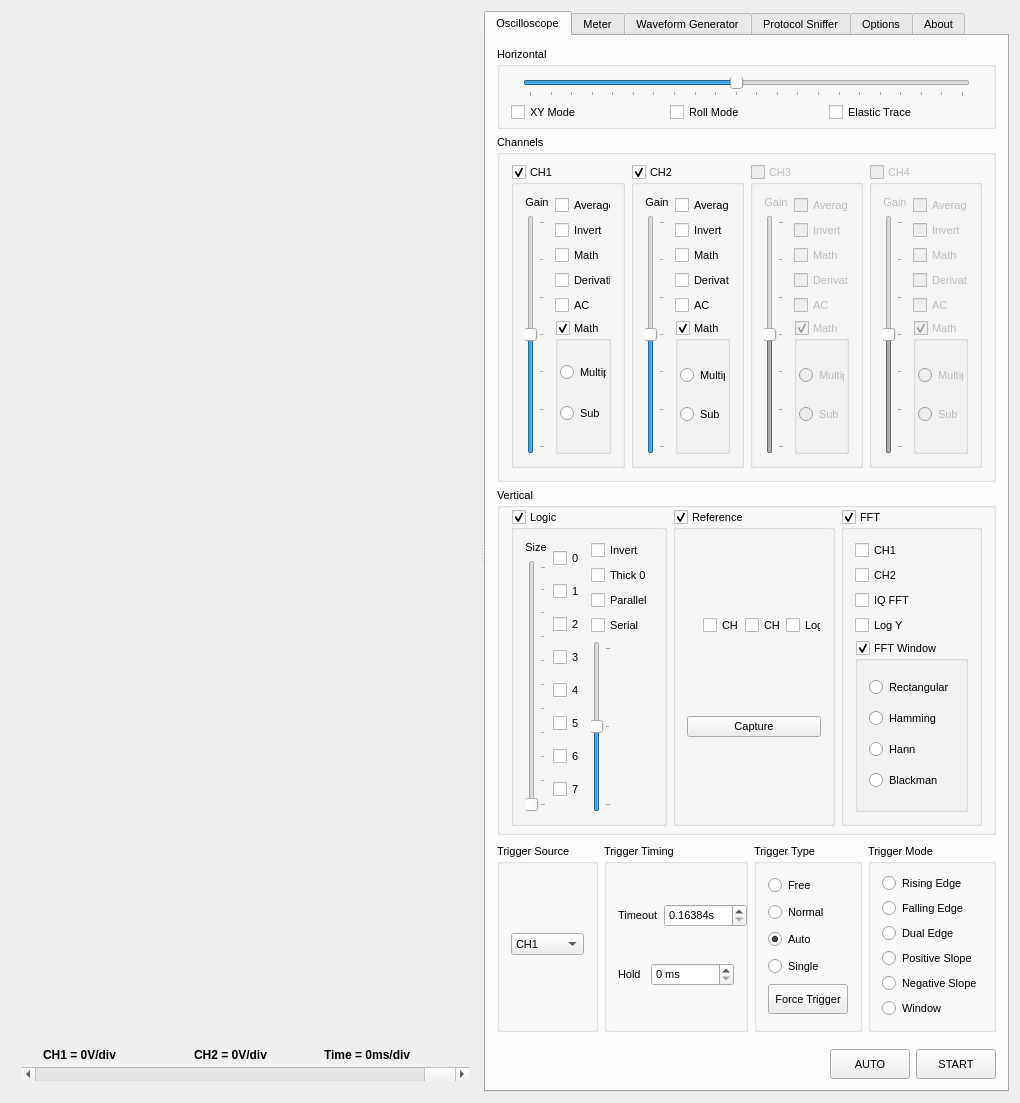
First picture: the form in xprotolabinterface.ui, repository ganzziani/xscopes-qt, before the edit.
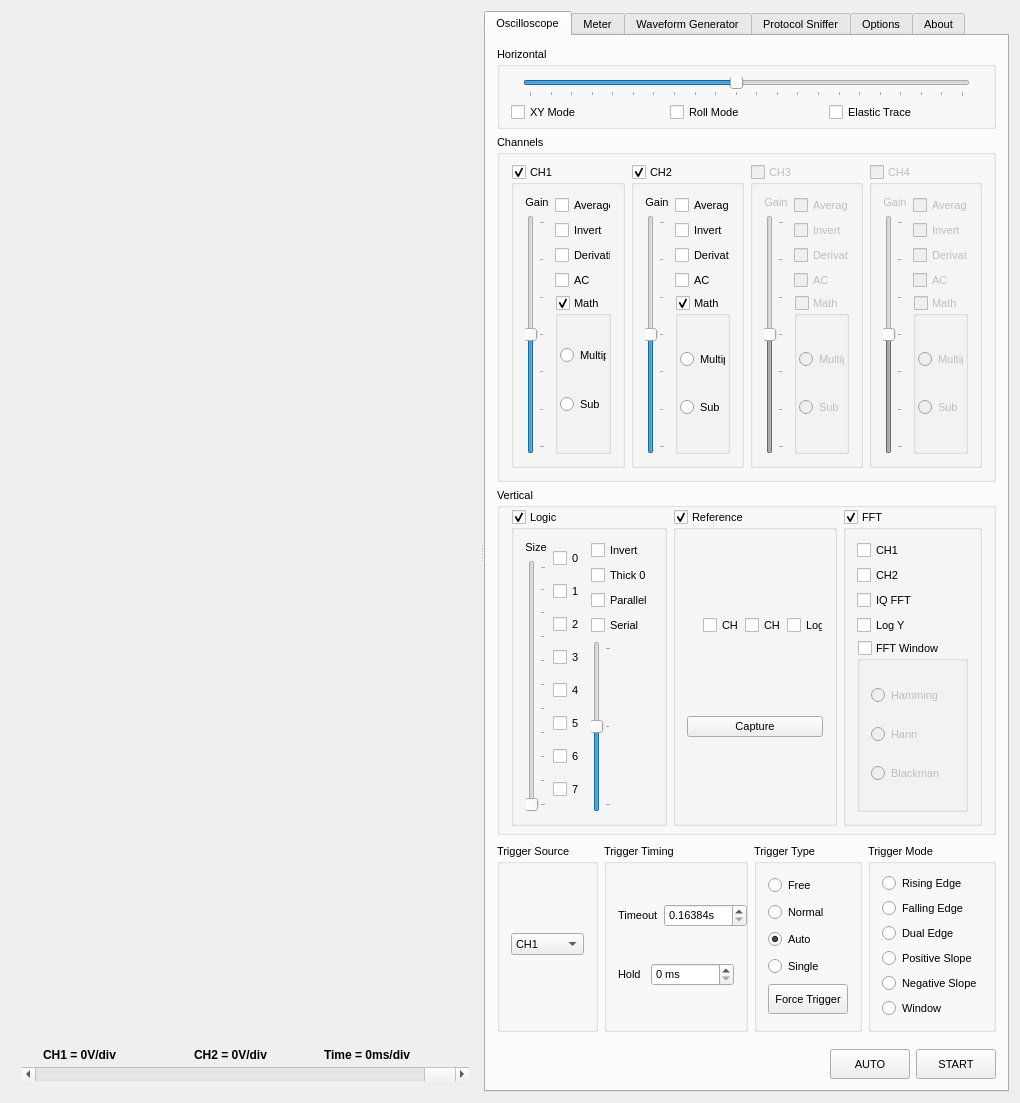
Second picture: the form after the edit. Icons and pictures are not drawn. Custom widgets are drawn as their Qt base class.

Commit message:
Math and FFT window follow their group checkboxes
The CH1/CH2 Math checkboxes duplicated the Math group's own checkbox,
which did nothing; the group's checkbox now sets the channel's math bit
and the checkboxes are gone (also from the CH3/CH4 placeholders).

The Rectangular radio button is gone too: the FFT Window group unchecked
is the rectangular window (no window bit sent). Checking it with no
window chosen yet picks Hamming. The connect readback sets the group
from the window bits.

```diff
--- a/xprotolabinterface.ui
+++ b/xprotolabinterface.ui
@@ -480,16 +480,6 @@
                    </property>
                   </widget>
                  </item>
-                 <item>
-                  <widget class="QCheckBox" name="checkBoxCH1Math">
-                   <property name="toolTip">
-                    <string>The channel math will be enabled</string>
-                   </property>
-                   <property name="text">
-                    <string>Math</string>
-                   </property>
-                  </widget>
-                 </item>
                  <item>
                   <widget class="QCheckBox" name="checkBoxCH1Derivative">
                    <property name="text">
@@ -629,16 +619,6 @@
                    </property>
                   </widget>
                  </item>
-                 <item>
-                  <widget class="QCheckBox" name="checkBoxCH2Math">
-                   <property name="toolTip">
-                    <string>The channel math will be enabled</string>
-                   </property>
-                   <property name="text">
-                    <string>Math</string>
-                   </property>
-                  </widget>
-                 </item>
                  <item>
                   <widget class="QCheckBox" name="checkBoxCH2Derivative">
                    <property name="text">
@@ -781,16 +761,6 @@
                    </property>
                   </widget>
                  </item>
-                 <item>
-                  <widget class="QCheckBox" name="checkBoxCH3Math">
-                   <property name="toolTip">
-                    <string>The channel math will be enabled</string>
-                   </property>
-                   <property name="text">
-                    <string>Math</string>
-                   </property>
-                  </widget>
-                 </item>
                  <item>
                   <widget class="QCheckBox" name="checkBoxCH3Derivative">
                    <property name="text">
@@ -813,6 +783,9 @@
                    <property name="checkable">
                     <bool>true</bool>
                    </property>
+                   <property name="checked">
+                    <bool>false</bool>
+                   </property>
                    <layout class="QVBoxLayout" name="verticalLayout_19">
                     <property name="leftMargin">
                      <number>2</number>
@@ -933,16 +906,6 @@
                    </property>
                   </widget>
                  </item>
-                 <item>
-                  <widget class="QCheckBox" name="checkBoxCH4Math">
-                   <property name="toolTip">
-                    <string>The channel math will be enabled</string>
-                   </property>
-                   <property name="text">
-                    <string>Math</string>
-                   </property>
-                  </widget>
-                 </item>
                  <item>
                   <widget class="QCheckBox" name="checkBoxCH4Derivative">
                    <property name="text">
@@ -965,6 +928,9 @@
                    <property name="checkable">
                     <bool>true</bool>
                    </property>
+                   <property name="checked">
+                    <bool>false</bool>
+                   </property>
                    <layout class="QVBoxLayout" name="verticalLayout_26">
                     <property name="leftMargin">
                      <number>2</number>
@@ -1323,14 +1289,10 @@
                  <property name="checkable">
                   <bool>true</bool>
                  </property>
+                 <property name="checked">
+                  <bool>false</bool>
+                 </property>
                  <layout class="QVBoxLayout" name="verticalLayout_38">
-                  <item>
-                   <widget class="QRadioButton" name="radioButtonRect">
-                    <property name="text">
-                     <string>Rectangular</string>
-                    </property>
-                   </widget>
-                  </item>
                   <item>
                    <widget class="QRadioButton" name="radioButtonFFTHamming">
                     <property name="text">
```
The commit also changes 2 other files.
